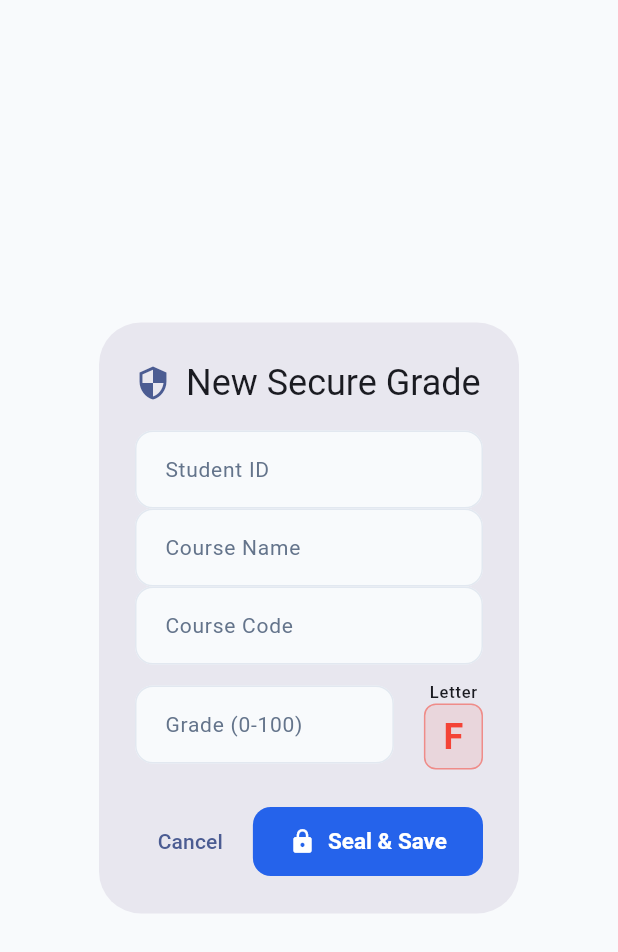
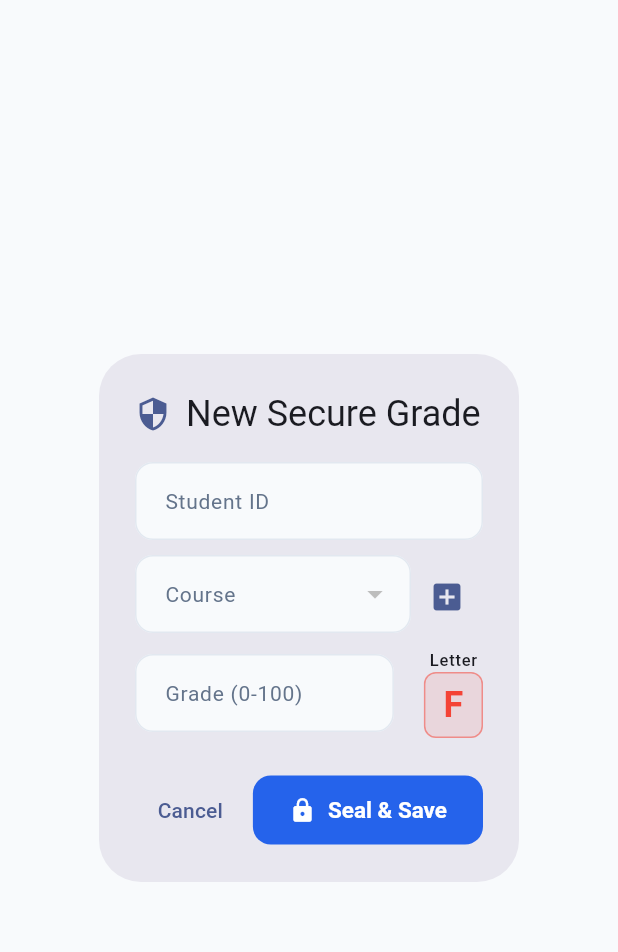
Before and after one commit to L4S3r/GradeGuardianV2.0, a Flutter app: the AddGradeDialog widget shown alone on an empty page, opened directly, on a phone screen of 412 x 824 dp. Shown: the top 952 px of the screen. Run offline on Flutter 3.47's test engine with Material 3 defaults, Android fonts, the phone set to English and light mode, and no system bars; our stand-ins replace equatable, fl_chart, flutter_local_notifications, flutter_secure_storage, shimmer; accounts and stored records are empty; network calls fail.

Commit message:
feat: implement batch grade entry and dynamic course selection

```diff
--- /dev/null
+++ b/frontend/v2/lib/models/course_model.dart
@@ -0,0 +1,24 @@
+class CourseModel {
+  final String id;
+  final String professorId;
+  final String courseCode;
+  final String courseName;
+
+  CourseModel({
+    required this.id,
+    required this.professorId,
+    required this.courseCode,
+    required this.courseName,
+  });
+
+  factory CourseModel.fromJson(Map<String, dynamic> json) {
+    return CourseModel(
+      id: json['id'],
+      professorId: json['professor_id'],
+      courseCode: json['course_code'],
+      courseName: json['course_name'],
+    );
+  }
+
+  String get displayName => '$courseCode - $courseName';
+}
--- a/frontend/v2/lib/widgets/add_grade_dialog.dart
+++ b/frontend/v2/lib/widgets/add_grade_dialog.dart
@@ -1,6 +1,8 @@
 import 'package:flutter/material.dart';
 import 'package:provider/provider.dart';
 import '../providers/grade_provider.dart';
+import '../services/api_service.dart';
+import '../models/course_model.dart';
 import 'shimmer_loaders.dart';
 
 class AddGradeDialog extends StatefulWidget {
@@ -15,19 +17,78 @@ class _AddGradeDialogState extends State<AddGradeDialog> {
 
   // Controllers for form fields
   final _studentIdController = TextEditingController();
-  final _courseNameController = TextEditingController();
-  final _courseCodeController = TextEditingController();
   final _gradeController = TextEditingController();
 
   String _letterGrade = 'F';
   bool _isLoading = false;
   bool _isSuccess = false;
 
+  List<CourseModel>? _courses;
+  CourseModel? _selectedCourse;
+
+  @override
+  void initState() {
+    super.initState();
+    _loadCourses();
+  }
+
+  Future<void> _loadCourses() async {
+    try {
+      final courses = await context.read<ApiService>().fetchCourses();
+      if (mounted) {
+        setState(() {
+          _courses = courses;
+          if (courses.isNotEmpty) _selectedCourse = courses.first;
+        });
+      }
+    } catch (e) {
+      if (mounted) setState(() => _courses = []);
+      debugPrint('Failed to load courses: $e');
+    }
+  }
+
+  Future<void> _showAddCourseDialog() async {
+    final codeCtrl = TextEditingController();
+    final nameCtrl = TextEditingController();
+    final result = await showDialog<CourseModel>(
+      context: context,
+      builder: (ctx) => AlertDialog(
+        title: const Text('Add Course'),
+        content: Column(
+          mainAxisSize: MainAxisSize.min,
+          children: [
+            TextField(controller: codeCtrl, decoration: const InputDecoration(labelText: 'Course Code (e.g. CS101)')),
+            TextField(controller: nameCtrl, decoration: const InputDecoration(labelText: 'Course Name (e.g. Intro to CS)')),
+          ],
+        ),
+        actions: [
+          TextButton(onPressed: () => Navigator.pop(ctx), child: const Text('Cancel')),
+          ElevatedButton(
+            onPressed: () async {
+              if (codeCtrl.text.isEmpty || nameCtrl.text.isEmpty) return;
+              try {
+                final newCourse = await context.read<ApiService>().createCourse(codeCtrl.text, nameCtrl.text);
+                if (ctx.mounted) Navigator.pop(ctx, newCourse);
+              } catch (e) {
+                if (ctx.mounted) ScaffoldMessenger.of(ctx).showSnackBar(SnackBar(content: Text('Error: $e')));
+              }
+            },
+            child: const Text('Save'),
+          ),
+        ],
+      ),
+    );
+    if (result != null && mounted) {
+      setState(() {
+        _courses?.add(result);
+        _selectedCourse = result;
+      });
+    }
+  }
+
   @override
   void dispose() {
     _studentIdController.dispose();
-    _courseNameController.dispose();
-    _courseCodeController.dispose();
     _gradeController.dispose();
     super.dispose();
   }
@@ -71,8 +132,8 @@ Future<void> _saveGrade() async {
       // 2. Call the provider with EXACT parameter names
       final success = await context.read<GradeProvider>().submitGrade(
         studentId: _studentIdController.text.trim(),
-        courseName: _courseNameController.text.trim(),
-        courseCode: _courseCodeController.text.trim(),
+        courseName: _selectedCourse!.courseName,
+        courseCode: _selectedCourse!.courseCode,
         grade: double.parse(_gradeController.text),
         letterGrade: _letterGrade, // Ensure this variable name matches line 70 of GradeProvider
       );
@@ -147,16 +208,36 @@ Future<void> _saveGrade() async {
                 decoration: const InputDecoration(labelText: 'Student ID'),
                 validator: (v) => v!.isEmpty ? 'Required' : null,
               ),
-              TextFormField(
-                controller: _courseNameController,
-                decoration: const InputDecoration(labelText: 'Course Name'),
-                validator: (v) => v!.isEmpty ? 'Required' : null,
-              ),
-              TextFormField(
-                controller: _courseCodeController,
-                decoration: const InputDecoration(labelText: 'Course Code'),
-                validator: (v) => v!.isEmpty ? 'Required' : null,
-              ),
+              const SizedBox(height: 10),
+              if (_courses == null)
+                const Padding(
+                  padding: EdgeInsets.all(16.0),
+                  child: Center(child: CircularShimmer(size: 30)),
+                )
+              else
+                Row(
+                  crossAxisAlignment: CrossAxisAlignment.end,
+                  children: [
+                    Expanded(
+                      child: DropdownButtonFormField<CourseModel>(
+                        value: _selectedCourse,
+                        decoration: const InputDecoration(labelText: 'Course'),
+                        items: _courses!.map((c) => DropdownMenuItem(
+                          value: c,
+                          child: Text(c.displayName, overflow: TextOverflow.ellipsis),
+                        )).toList(),
+                        onChanged: (val) => setState(() => _selectedCourse = val),
+                        validator: (v) => v == null ? 'Please select or add a course' : null,
+                      ),
+                    ),
+                    IconButton(
+                      icon: const Icon(Icons.add_box),
+                      tooltip: 'Add New Course',
+                      color: Theme.of(context).colorScheme.primary,
+                      onPressed: _showAddCourseDialog,
+                    ),
+                  ],
+                ),
               const SizedBox(height: 10),
               Row(
                 children: [
```
Also changed, not shown: frontend/v2/lib/providers/grade_provider.dart (+14 -0 lines), frontend/v2/lib/screens/batch_grade_screen.dart (added, +239 -0 lines), frontend/v2/lib/screens/grades_screen.dart (+36 -4 lines), frontend/v2/lib/services/api_service.dart (+46 -0 lines).
